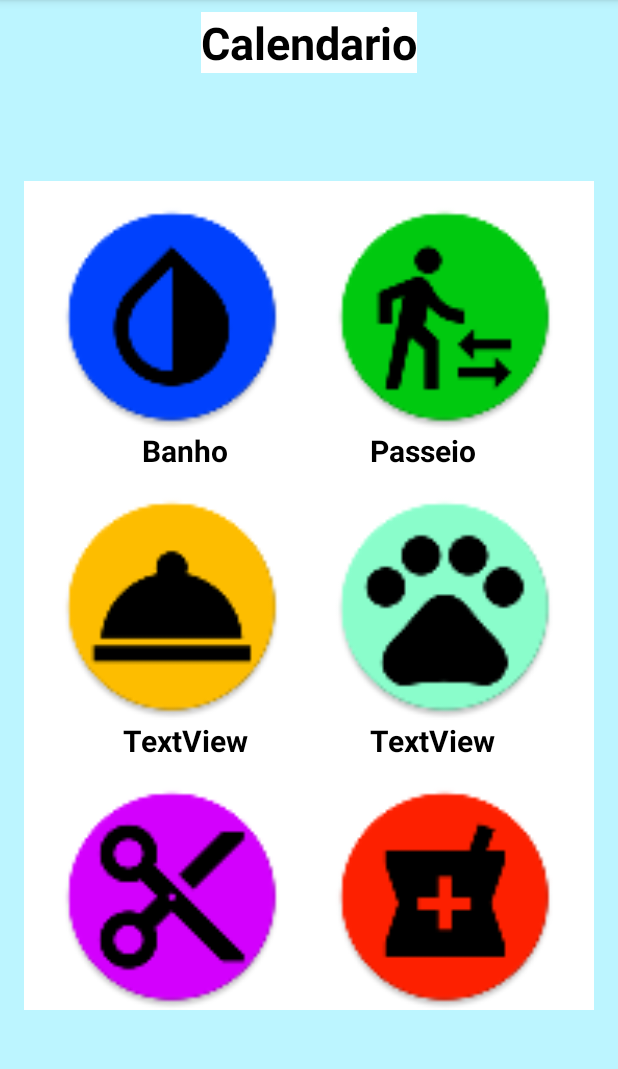
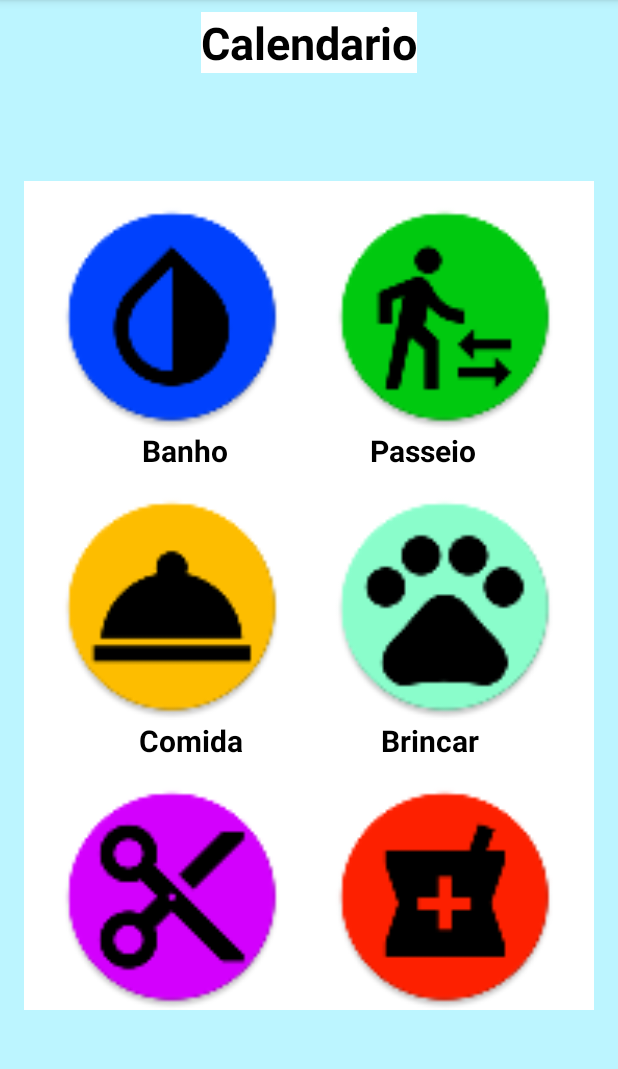
Before and after one commit to alefESE/MyPet, an Android app: the AddActivity screen opened directly, with no data from a screen before it, on a phone screen of 412 x 824 dp, the part 84-1153 px from its top. Run offline under Robolectric (Android 15) with nearby library versions, the phone set to English and light mode, and no system bars.

Commit message:
Activity de Tarefas foi modificada.

```diff
--- a/app/src/main/res/layout/activity_tarefas.xml
+++ b/app/src/main/res/layout/activity_tarefas.xml
@@ -1,5 +1,6 @@
 <?xml version="1.0" encoding="utf-8"?>
-<android.support.constraint.ConstraintLayout xmlns:android="http://schemas.android.com/apk/res/android"
+<android.support.constraint.ConstraintLayout
+    xmlns:android="http://schemas.android.com/apk/res/android"
     xmlns:app="http://schemas.android.com/apk/res-auto"
     xmlns:tools="http://schemas.android.com/tools"
     android:layout_width="match_parent"
@@ -90,75 +91,75 @@
                 app:layout_constraintStart_toEndOf="@+id/tarefasTextoBanho" />
 
             <ImageView
-                android:id="@+id/imageView6"
+                android:id="@+id/tarefasImagemComida"
                 android:layout_width="0dp"
                 android:layout_height="150dp"
                 android:layout_marginEnd="8dp"
                 android:layout_marginStart="16dp"
                 android:layout_marginTop="16dp"
-                app:layout_constraintEnd_toStartOf="@+id/imageView7"
+                app:layout_constraintEnd_toStartOf="@+id/tarefasImagemBrincar"
                 app:layout_constraintStart_toStartOf="parent"
                 app:layout_constraintTop_toBottomOf="@+id/tarefasTextoBanho"
                 app:srcCompat="@mipmap/ic_image_tarefa_comida" />
 
             <ImageView
-                android:id="@+id/imageView7"
+                android:id="@+id/tarefasImagemBrincar"
                 android:layout_width="0dp"
                 android:layout_height="150dp"
                 android:layout_marginEnd="16dp"
                 android:layout_marginStart="8dp"
                 android:layout_marginTop="16dp"
                 app:layout_constraintEnd_toEndOf="parent"
-                app:layout_constraintStart_toEndOf="@+id/imageView6"
+                app:layout_constraintStart_toEndOf="@+id/tarefasImagemComida"
                 app:layout_constraintTop_toBottomOf="@+id/tarefasTextoPasseio"
                 app:srcCompat="@mipmap/ic_image_tarefa_brincar" />
 
         <TextView
-            android:id="@+id/textView5"
+            android:id="@+id/tarefasTextoComida"
             android:layout_width="wrap_content"
             android:layout_height="wrap_content"
             android:layout_marginEnd="16dp"
             android:layout_marginStart="16dp"
-            android:text="TextView"
+            android:text="Comida"
             android:textSize="@dimen/textoTarefa"
-            app:layout_constraintEnd_toStartOf="@+id/textView6"
+            app:layout_constraintEnd_toStartOf="@+id/tarefasTextoBrincar"
             app:layout_constraintStart_toStartOf="parent"
-            app:layout_constraintTop_toBottomOf="@+id/imageView6" />
+            app:layout_constraintTop_toBottomOf="@+id/tarefasImagemComida" />
 
         <TextView
-            android:id="@+id/textView6"
+            android:id="@+id/tarefasTextoBrincar"
             android:layout_width="wrap_content"
             android:layout_height="wrap_content"
             android:layout_marginEnd="16dp"
             android:layout_marginStart="16dp"
-            android:text="TextView"
+            android:text="Brincar"
             android:textSize="@dimen/textoTarefa"
             app:layout_constraintEnd_toEndOf="parent"
-            app:layout_constraintStart_toEndOf="@+id/textView5"
-            app:layout_constraintTop_toBottomOf="@+id/imageView7" />
+            app:layout_constraintStart_toEndOf="@+id/tarefasTextoComida"
+            app:layout_constraintTop_toBottomOf="@+id/tarefasImagemBrincar" />
 
             <ImageView
-                android:id="@+id/imageView8"
+                android:id="@+id/tarefasImagemTosa"
                 android:layout_width="0dp"
                 android:layout_height="150dp"
                 android:layout_marginEnd="8dp"
                 android:layout_marginStart="16dp"
                 android:layout_marginTop="16dp"
-                app:layout_constraintEnd_toStartOf="@+id/imageView9"
+                app:layout_constraintEnd_toStartOf="@+id/tarefasImagemRemedio"
                 app:layout_constraintStart_toStartOf="parent"
-                app:layout_constraintTop_toBottomOf="@+id/textView5"
+                app:layout_constraintTop_toBottomOf="@+id/tarefasTextoComida"
                 app:srcCompat="@mipmap/ic_image_tarefa_tosa" />
 
             <ImageView
-                android:id="@+id/imageView9"
+                android:id="@+id/tarefasImagemRemedio"
                 android:layout_width="0dp"
                 android:layout_height="150dp"
                 android:layout_marginEnd="16dp"
                 android:layout_marginStart="8dp"
                 android:layout_marginTop="16dp"
                 app:layout_constraintEnd_toEndOf="parent"
-                app:layout_constraintStart_toEndOf="@+id/imageView8"
-                app:layout_constraintTop_toBottomOf="@+id/textView6"
+                app:layout_constraintStart_toEndOf="@+id/tarefasImagemTosa"
+                app:layout_constraintTop_toBottomOf="@+id/tarefasTextoBrincar"
                 app:srcCompat="@mipmap/ic_image_tarefa_remedio" />
 
 
```
